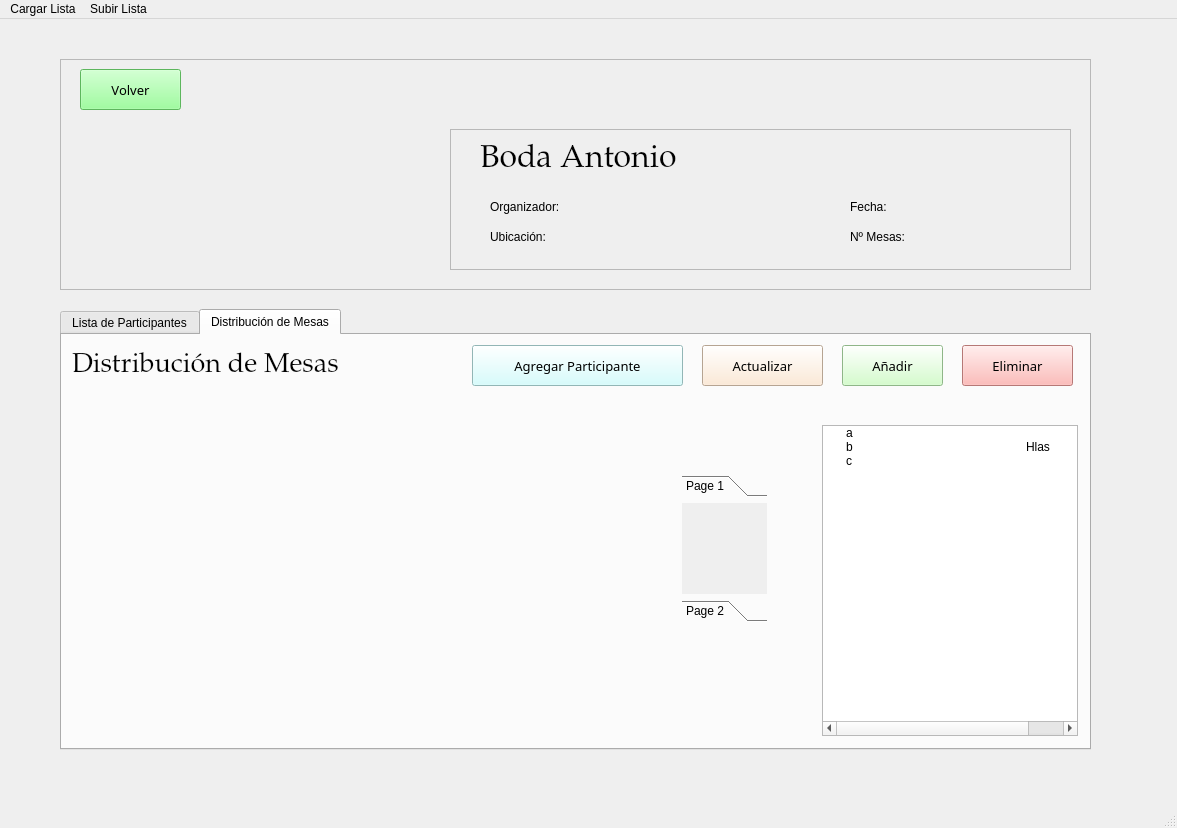
This is src/ui/GestionDeEventos.ui in IvanJesusCorbalanPascual/Gestor-de-Eventos as Qt 5 draws it before an edit. The edited form follows.
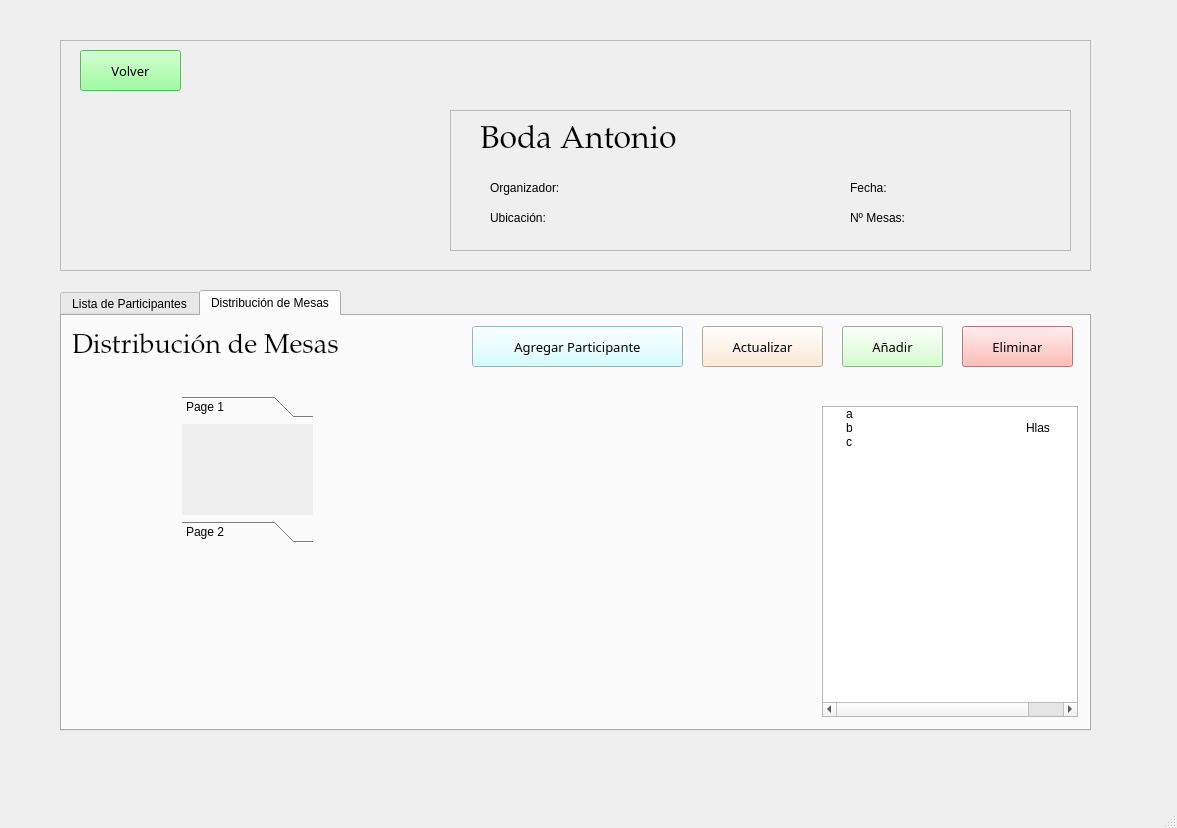
This is the edited form. The open tabs and pages were chosen to show the change. Icons and pictures are not drawn.

Commit message: mas nombracion de elementos

Diff of the .ui file:
```diff
--- a/src/ui/GestionDeEventos.ui
+++ b/src/ui/GestionDeEventos.ui
@@ -401,9 +401,9 @@
      <widget class="QToolBox" name="toolBox">
       <property name="geometry">
        <rect>
-        <x>620</x>
-        <y>140</y>
-        <width>85</width>
+        <x>120</x>
+        <y>80</y>
+        <width>131</width>
         <height>147</height>
        </rect>
       </property>
@@ -415,7 +415,7 @@
         <rect>
          <x>0</x>
          <y>0</y>
-         <width>85</width>
+         <width>131</width>
          <height>85</height>
         </rect>
        </property>
@@ -587,28 +587,6 @@
     </widget>
    </widget>
   </widget>
-  <widget class="QMenuBar" name="menubar">
-   <property name="geometry">
-    <rect>
-     <x>0</x>
-     <y>0</y>
-     <width>1177</width>
-     <height>26</height>
-    </rect>
-   </property>
-   <widget class="QMenu" name="menuCargar_Lista">
-    <property name="title">
-     <string>Cargar Lista</string>
-    </property>
-   </widget>
-   <widget class="QMenu" name="menuSubir_Lista">
-    <property name="title">
-     <string>Subir Lista</string>
-    </property>
-   </widget>
-   <addaction name="menuCargar_Lista"/>
-   <addaction name="menuSubir_Lista"/>
-  </widget>
   <widget class="QStatusBar" name="statusbar"/>
  </widget>
  <resources>
```
Left out of the diff: 18 changed lines with no effect on the pictures.
